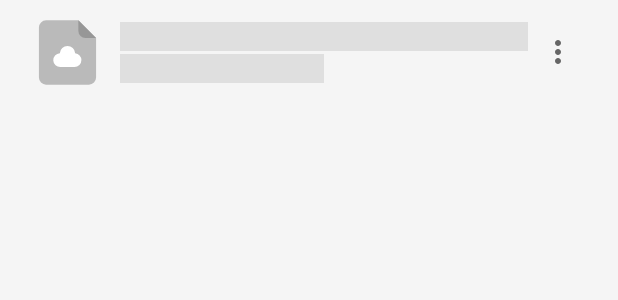
After one commit to TigerBeanst/Rn6Pan, an Android app: the layout item_download.xml on its own in the app's theme, with its tools: preview values and no code run, on a phone screen of 412 x 824 dp. The commit adds this screen. Shown: the top 300 px of the screen. Run offline under Robolectric (Android 15) with nearby library versions, the phone set to English and light mode, and no system bars; network calls fail.

Commit message:
简单支持下载

```diff
--- a/app/src/main/AndroidManifest.xml
+++ b/app/src/main/AndroidManifest.xml
@@ -3,7 +3,6 @@
     package="com.jakting.rn6pan">
 
     <uses-permission android:name="android.permission.INTERNET" />
-
     <application
         android:name=".utils.MyApplication"
         android:allowBackup="true"
--- a/app/src/main/java/com/jakting/rn6pan/utils/FileListPresenter.kt
+++ b/app/src/main/java/com/jakting/rn6pan/utils/FileListPresenter.kt
@@ -4,12 +4,10 @@ import android.content.Context
 import android.content.Intent
 import android.view.View
 import androidx.appcompat.view.ActionMode
-import androidx.core.content.ContextCompat
 import androidx.databinding.ObservableBoolean
 import com.afollestad.materialcab.attached.isDestroyed
 import com.afollestad.materialcab.createCab
 import com.google.android.material.dialog.MaterialAlertDialogBuilder
-import com.google.gson.JsonParser
 import com.jakting.rn6pan.R
 import com.jakting.rn6pan.activity.player.PlayerActivity
 import com.jakting.rn6pan.adapter.FileListAdapter
@@ -98,7 +96,7 @@ class Presenter(var context: Context) : ItemListener {
         if (mActionMode != null) {
             return false
         }
-        (context as FileListActivity).adapter.startActionMode()
+        (context as FileListActivity).fileListAdapter.startActionMode()
         val parentContext = v.context as FileListActivity
         val position = v.getTag(R.id.item_position) as Int
         val fileOrDirectory = v.getTag(R.id.item_fileOrDirectory) as FileOrDirectory
@@ -118,7 +116,7 @@ class Presenter(var context: Context) : ItemListener {
             onDestroy {
 //                fadeIn()
                 parentContext.supportActionBar?.show()
-                (context as FileListActivity).adapter.stopActionMode()
+                (context as FileListActivity).fileListAdapter.stopActionMode()
                 true
             }
         }
--- /dev/null
+++ b/app/src/main/res/layout/item_download.xml
@@ -0,0 +1,81 @@
+<?xml version="1.0" encoding="utf-8"?>
+<LinearLayout android:layout_width="match_parent"
+    android:layout_height="wrap_content"
+    android:background="?android:attr/selectableItemBackground"
+    android:orientation="horizontal"
+    android:paddingStart="20dp"
+    android:paddingTop="10dp"
+    android:paddingEnd="20dp"
+    android:paddingBottom="10dp"
+    xmlns:android="http://schemas.android.com/apk/res/android">
+
+    <ImageView
+        android:id="@+id/file_list_fileicon"
+        android:layout_width="50dp"
+        android:layout_height="50dp"
+        android:clickable="false"
+        android:src="@drawable/file_icon_unknown" />
+
+    <LinearLayout
+        android:layout_width="match_parent"
+        android:layout_height="match_parent"
+        android:clickable="false"
+        android:gravity="center_vertical">
+
+        <LinearLayout
+            android:layout_width="0dp"
+            android:layout_height="wrap_content"
+            android:layout_gravity="center_vertical"
+            android:layout_marginStart="10dp"
+            android:layout_weight="1"
+            android:orientation="vertical">
+
+            <TextView
+                android:id="@+id/file_list_filename"
+                android:layout_width="match_parent"
+                android:layout_height="wrap_content"
+                android:background="@color/colorGreyLight"
+                android:hint="                                                                                                                                                                                                                                "
+                android:singleLine="true"
+                android:textColor="?android:attr/textColorPrimary"
+                android:textStyle="bold" />
+
+            <LinearLayout
+                android:layout_width="match_parent"
+                android:layout_height="wrap_content"
+                android:weightSum="1">
+
+                <TextView
+                    android:id="@+id/file_list_info"
+                    android:layout_width="0dp"
+                    android:layout_height="wrap_content"
+                    android:layout_marginTop="2dp"
+                    android:layout_weight="0.5"
+                    android:background="@color/colorGreyLight"
+                    android:hint="                                                                                                                                                                                                                                "
+                    android:singleLine="true"
+                    android:textColor="?android:attr/textColorPrimary" />
+            </LinearLayout>
+
+
+        </LinearLayout>
+
+
+        <ImageButton
+            android:id="@+id/file_list_more"
+            android:layout_width="40dp"
+            android:layout_height="40dp"
+            android:layout_gravity="center"
+            android:background="@android:color/transparent"
+            android:contentDescription="@string/file_more"
+            android:src="@drawable/ic_baseline_more_vert_24"
+            android:tint="?android:attr/colorControlNormal" />
+
+    </LinearLayout>
+
+    <ImageView
+        android:id="@+id/file_list_image_preview"
+        android:layout_width="match_parent"
+        android:layout_height="match_parent"
+        android:scaleType="centerCrop" />
+</LinearLayout>
--- a/app/src/main/res/values/strings.xml
+++ b/app/src/main/res/values/strings.xml
@@ -102,6 +102,9 @@
     <string name="file_toolbar_star_delete_msg">您确定要删除此星标吗？如果当前存在使用此星标的文件或文件夹，它们将会恢复为未标记状态。</string>
     <string name="file_toolbar_star_delete_success">删除星标成功</string>
 
+    <!--downloader-->
+    <string name="downloader_need_permission">此应用需要获取 SD 卡权限。请放心，下载目录将完全符合 Android 标准。</string>
+
     <!--setting-->
     <string name="setting_toolbar_title">设置</string>
     <string name="setting_video_title">视频</string>
```
Also changed, not shown: app/build.gradle (+8 -3 lines), app/src/main/java/com/jakting/rn6pan/activity/user/FileListActivity.kt (+57 -16 lines), app/src/main/java/com/jakting/rn6pan/adapter/DownloadListAdapter.kt (added, +129 -0 lines), app/src/main/java/com/jakting/rn6pan/adapter/FileListAdapter.kt (+42 -6 lines), app/src/main/java/com/jakting/rn6pan/utils/download/UrlUtil.kt (added, +7 -0 lines), app/src/main/res/layout/content_file_downloader.xml (added, +17 -0 lines), app/src/main/res/layout/content_file_info.xml (deleted, +0 -89 lines).
